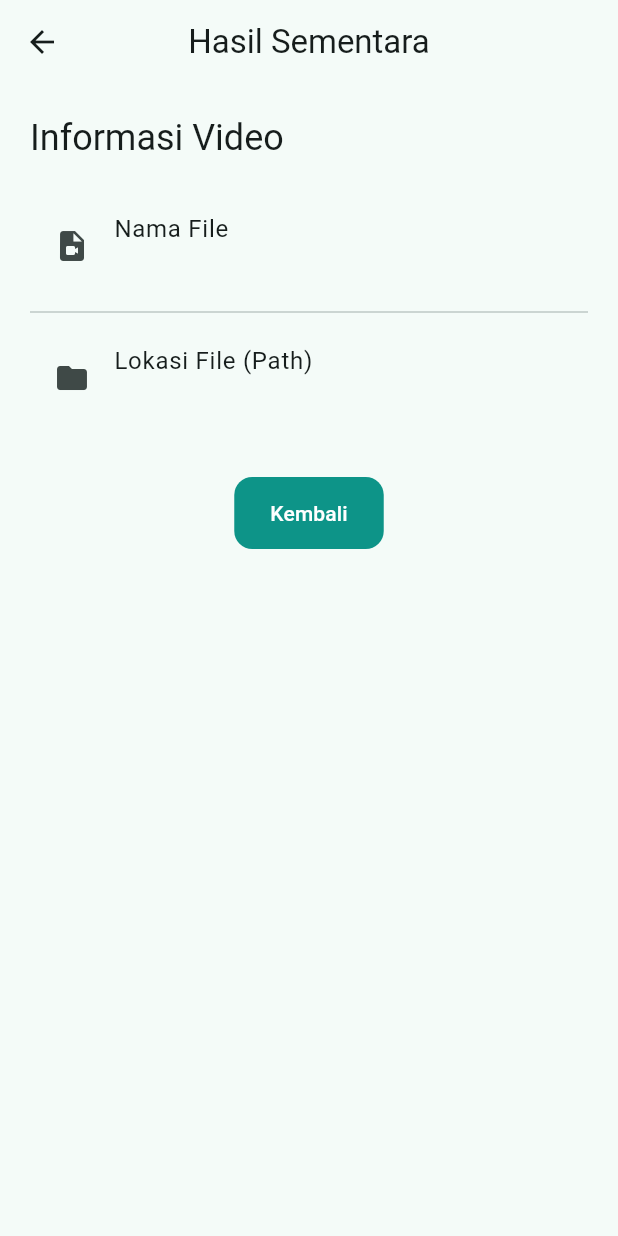
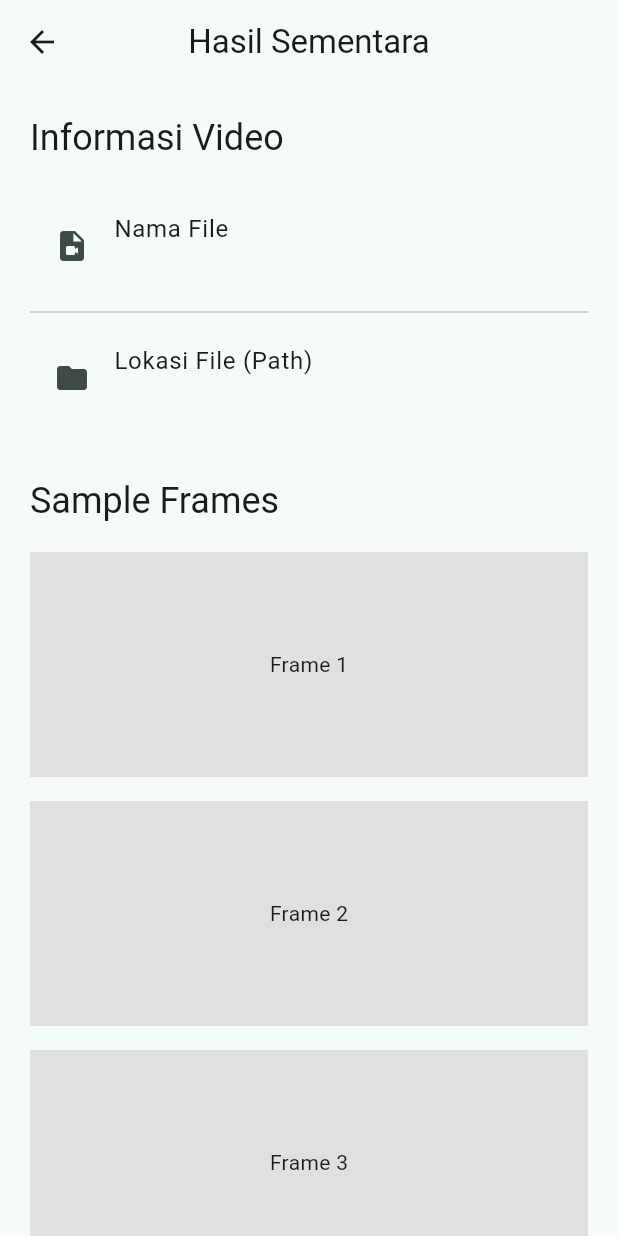
Before and after one commit to Herutriana44/sprintify, a Flutter app: the TempResultScreen screen opened directly with empty values, on a phone screen of 412 x 824 dp. Run offline on Flutter 3.47's test engine with Material 3 defaults, Android fonts, the light colour scheme and no system bars; our stand-ins replace camera, fl_chart, flutter_dotenv, go_router, google_generative_ai, image_picker and 1 more; missing offline and left inert: google_mlkit_pose_detection.

Commit message:
[Gemini-CLI Termux Creation] add sample frame di temp result frame try 001

```diff
--- a/lib/screens/temp_result_screen.dart
+++ b/lib/screens/temp_result_screen.dart
@@ -12,10 +12,8 @@ class TempResultScreen extends StatelessWidget {
 
     return Scaffold(
       appBar: AppBar(title: const Text('Hasil Sementara')),
-      body: Padding(
+      body: ListView(
         padding: const EdgeInsets.all(20.0),
-        child: Column(
-          crossAxisAlignment: CrossAxisAlignment.start,
         children: [
           Text('Informasi Video', style: Theme.of(context).textTheme.headlineSmall),
           const SizedBox(height: 20),
@@ -31,6 +29,17 @@ class TempResultScreen extends StatelessWidget {
             leading: const Icon(Icons.folder),
           ),
           const SizedBox(height: 30),
+          Text('Sample Frames', style: Theme.of(context).textTheme.headlineSmall),
+          const SizedBox(height: 10),
+          ...List.generate(5, (index) {
+            return Container(
+              margin: const EdgeInsets.symmetric(vertical: 8),
+              height: 150,
+              color: Colors.grey[300],
+              child: Center(child: Text('Frame ${index + 1}')),
+            );
+          }),
+          const SizedBox(height: 30),
           Center(
             child: FilledButton(
               onPressed: () => Navigator.pop(context),
@@ -39,7 +48,6 @@ class TempResultScreen extends StatelessWidget {
           ),
         ],
       ),
-      ),
     );
   }
 }
```
Lines whose indentation alone changed are shown as unchanged.
